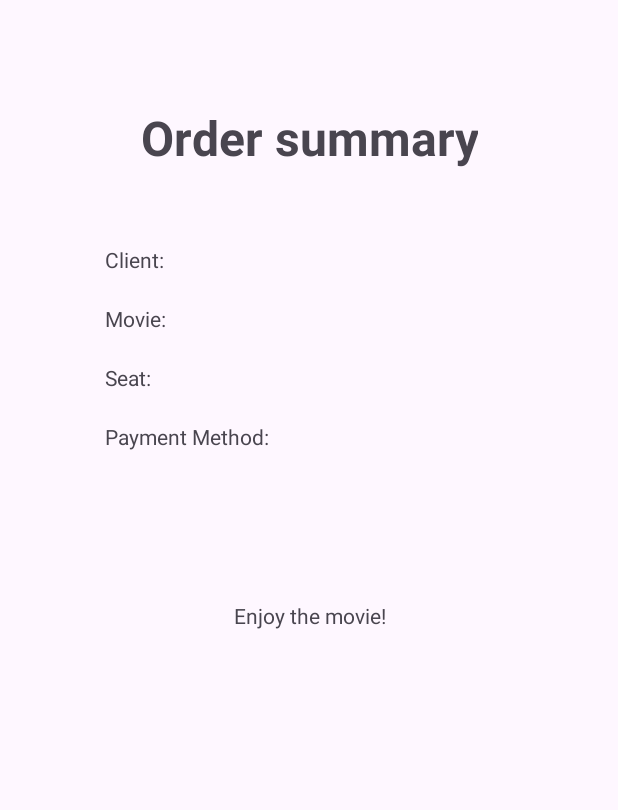
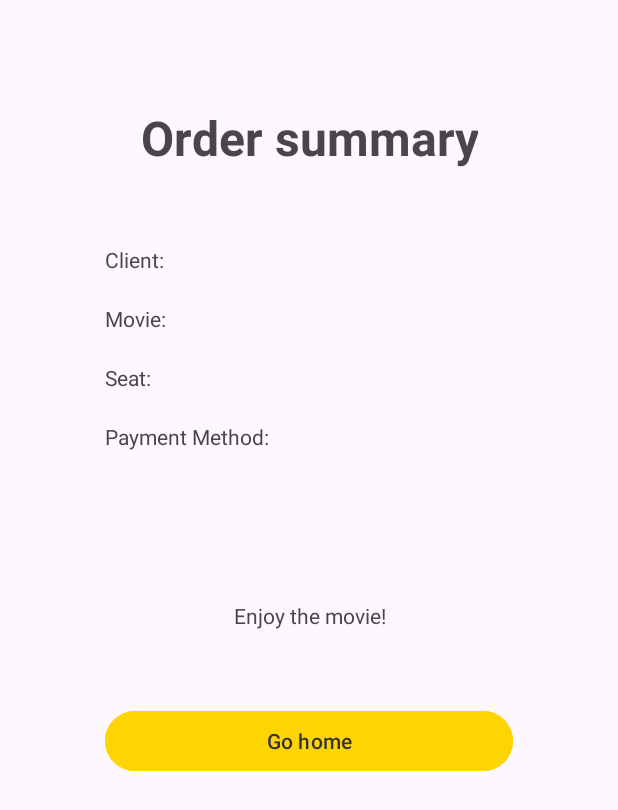
Before and after one commit to hiiramsan/Practica6_PopcornFactory_SanchezCarlos, an Android app: the layout activity_purchase_summary.xml on its own in the app's theme, with its tools: preview values and no code run, on a phone screen of 412 x 824 dp. Shown: the top 810 px of the screen. Run offline under Robolectric (Android 15) with nearby library versions, the phone set to English and light mode, and no system bars.

```diff
--- a/app/src/main/java/sanchez/carlos/popcornfactory/ConfirmPurchase.kt
+++ b/app/src/main/java/sanchez/carlos/popcornfactory/ConfirmPurchase.kt
@@ -52,7 +52,7 @@ class ConfirmPurchase : AppCompatActivity() {
             intent.putExtra("movieName", movieName)
             intent.putExtra("posMovie", posMovie)
             intent.putExtra("nombreCliente", cliente.nombre)
-            intent.putExtra("tipoPage", cliente.tipoPago)
+            intent.putExtra("tipoPago", cliente.tipoPago)
             intent.putExtra("asientoId", cliente.asiento)
 
             this.startActivity(intent)
--- a/app/src/main/java/sanchez/carlos/popcornfactory/SeatSelection.kt
+++ b/app/src/main/java/sanchez/carlos/popcornfactory/SeatSelection.kt
@@ -53,7 +53,7 @@ class SeatSelection : AppCompatActivity() {
 
             val intent = Intent(this, ConfirmPurchase::class.java)
 
-            intent.putExtra("movie", title.text.toString())
+            intent.putExtra("movieName", title.text.toString())
             intent.putExtra("seatId", selectedSeatId)
             intent.putExtra("posMovie", posMovie)
 
--- a/app/src/main/res/layout/activity_purchase_summary.xml
+++ b/app/src/main/res/layout/activity_purchase_summary.xml
@@ -57,7 +57,14 @@
         android:text="Enjoy the movie!"
         android:layout_marginTop="100dp"
         android:textAlignment="center"
-
         />
 
+    <Button
+        android:id="@+id/homeBtn"
+        android:layout_width="match_parent"
+        android:layout_height="wrap_content"
+        android:backgroundTint="@color/yellow"
+        android:textColor="#333333"
+        android:layout_marginTop="50dp"
+        android:text="Go home"/>
 </LinearLayout>
```
Also changed, not shown: app/src/main/java/sanchez/carlos/popcornfactory/PurchaseSummary.kt (+26 -3 lines).
